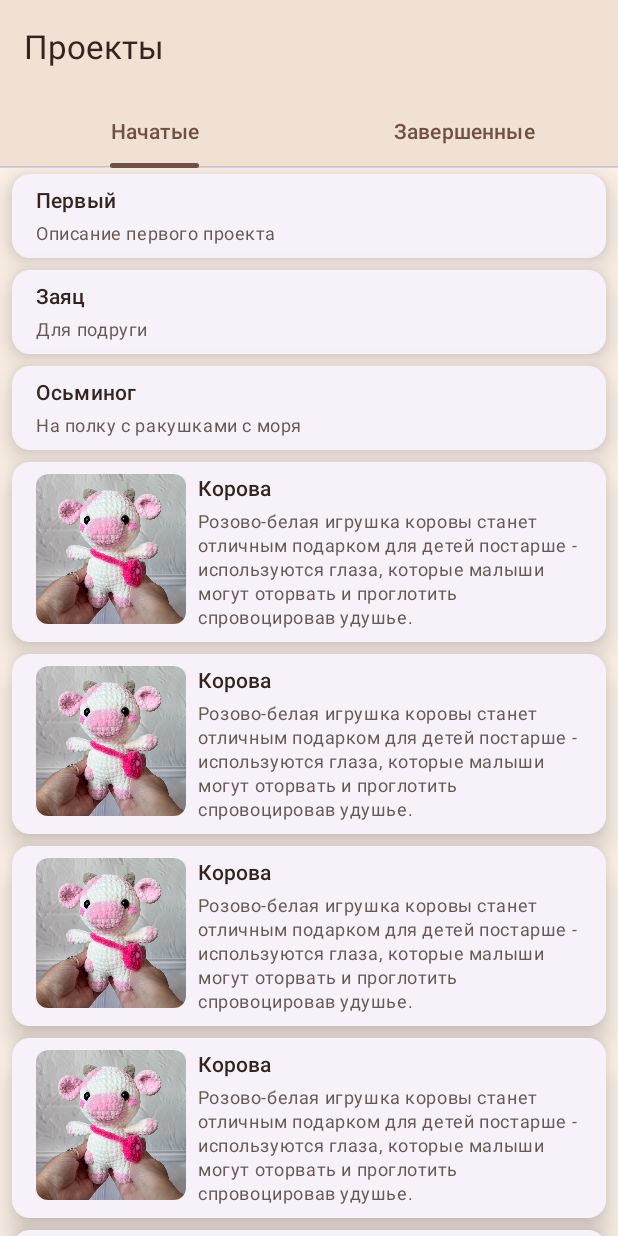
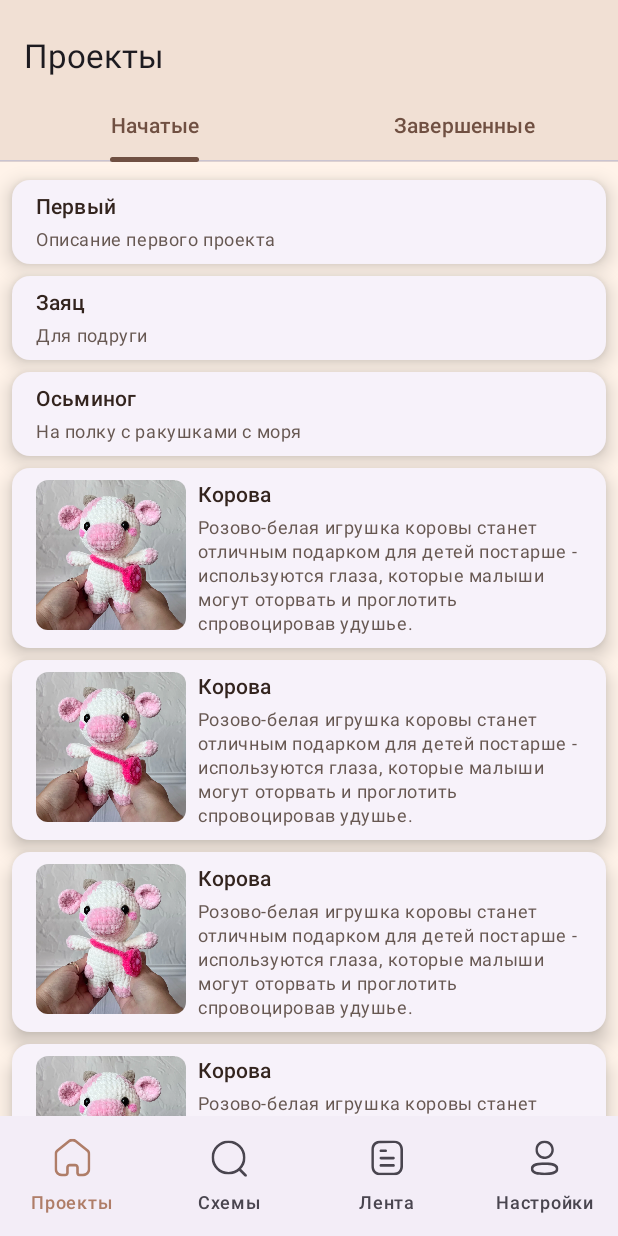
Before and after one commit to Frogog/Crochetick, an Android app built with Jetpack Compose: the screen it shows after launch (MainActivity), on a phone screen of 412 x 824 dp. Run offline under Robolectric (Android 15) with nearby library versions, the light colour scheme and no system bars.

Commit message:
Интерфей экрана проектов готов

```diff
--- /dev/null
+++ b/app/src/main/java/com/example/crochetick/Classes/NavData.kt
@@ -0,0 +1,8 @@
+package com.example.crochetick.Classes
+
+data class NavData(
+    var title: String,
+    var icon: Int,
+    //var selectedIcon: ImageVector,
+    //var unselectedIcon: ImageVector
+)
--- a/app/src/main/java/com/example/crochetick/Classes/ProjectData.kt
+++ b/app/src/main/java/com/example/crochetick/Classes/ProjectData.kt
@@ -7,5 +7,5 @@
     var ended:Boolean,
     var startDate:String,
     var endDate:String,
-    var HasImage:Boolean = false, //Временная переменная
+    var hasImage:Boolean = false, //Временная переменная
 )
--- a/app/src/main/java/com/example/crochetick/ComposePreviewActivity.kt
+++ b/app/src/main/java/com/example/crochetick/ComposePreviewActivity.kt
@@ -2,11 +2,7 @@
 import android.annotation.SuppressLint
 import androidx.compose.foundation.layout.Column
 import androidx.compose.foundation.layout.fillMaxSize
-import androidx.compose.foundation.layout.padding
-import androidx.compose.material3.ExperimentalMaterial3Api
 import androidx.compose.material3.Scaffold
-import androidx.compose.material3.Text
-import androidx.compose.material3.TopAppBar
 import androidx.compose.runtime.Composable
 import androidx.compose.ui.Modifier
 import androidx.compose.ui.tooling.preview.Preview
@@ -20,7 +16,7 @@
         Scaffold(
             modifier = Modifier.fillMaxSize()
         ) {
-            ProjectTopBar(
+            CustompProjectTopBar(
                 title = "Проекты"
             )
         }
@@ -37,7 +33,6 @@
             modifier = Modifier.fillMaxSize(),
         ){
             Column {
-                ProjectTabRow()
             }
         }
     }
--- a/app/src/main/java/com/example/crochetick/MainActivity.kt
+++ b/app/src/main/java/com/example/crochetick/MainActivity.kt
@@ -1,6 +1,5 @@
 package com.example.crochetick
 
-import android.annotation.SuppressLint
 import android.os.Bundle
 import androidx.activity.ComponentActivity
 import androidx.activity.compose.setContent
@@ -9,24 +8,25 @@
 import androidx.compose.foundation.background
 import androidx.compose.foundation.layout.Column
 import androidx.compose.foundation.layout.Row
-import androidx.compose.foundation.layout.defaultMinSize
+import androidx.compose.foundation.layout.Spacer
 import androidx.compose.foundation.layout.fillMaxSize
 import androidx.compose.foundation.layout.fillMaxWidth
+import androidx.compose.foundation.layout.height
 import androidx.compose.foundation.layout.padding
 import androidx.compose.foundation.layout.size
 import androidx.compose.foundation.lazy.LazyColumn
+import androidx.compose.foundation.lazy.itemsIndexed
 import androidx.compose.foundation.shape.RoundedCornerShape
 import androidx.compose.material3.CardDefaults
 import androidx.compose.material3.ElevatedCard
 import androidx.compose.material3.ExperimentalMaterial3Api
 import androidx.compose.material3.MaterialTheme
+import androidx.compose.material3.NavigationBar
+import androidx.compose.material3.NavigationBarItem
 import androidx.compose.material3.PrimaryTabRow
-import androidx.compose.material3.Scaffold
-import androidx.compose.material3.SmallTopAppBar
 import androidx.compose.material3.Surface
 import androidx.compose.material3.Tab
 import androidx.compose.material3.Text
-import androidx.compose.material3.TopAppBar
 import androidx.compose.runtime.Composable
 import androidx.compose.runtime.getValue
 import androidx.compose.runtime.mutableIntStateOf
@@ -34,17 +34,29 @@
 import androidx.compose.runtime.setValue
 import androidx.compose.ui.Modifier
 import androidx.compose.ui.draw.clip
-import androidx.compose.ui.graphics.Color
 import androidx.compose.ui.layout.ContentScale
 import androidx.compose.ui.res.painterResource
 import androidx.compose.ui.tooling.preview.Preview
 import androidx.compose.ui.unit.dp
+import com.example.crochetick.Classes.NavData
 import com.example.crochetick.Classes.ProjectData
 import com.example.crochetick.Classes.TabData
 import com.example.crochetick.MainActivity.Companion.projectDataArrays
 import com.example.crochetick.MainActivity.Companion.tabDataArrays
 import com.example.crochetick.ui.theme.OnCardSurfaceSecondBrown
 import com.example.crochetick.ui.theme.CrochetickTheme
+import androidx.compose.material3.Icon
+import androidx.compose.material3.NavigationBarItemDefaults
+import androidx.compose.material3.Scaffold
+import androidx.compose.runtime.saveable.rememberSaveable
+import androidx.compose.ui.Alignment
+import androidx.compose.ui.graphics.Color
+import androidx.compose.ui.graphics.vector.ImageVector
+import androidx.compose.ui.res.vectorResource
+import com.example.crochetick.MainActivity.Companion.navDataArrays
+import com.example.crochetick.ui.theme.CardSurfaceBrown
+import com.example.crochetick.ui.theme.NavBarSelectedColor
+
 
 class MainActivity : ComponentActivity() {
     companion object {
@@ -64,10 +76,18 @@
                 false,"04.12.2024","05.12.2024", true),
             ProjectData(3,"Корова","Розово-белая игрушка коровы станет отличным подарком для детей постарше - используются глаза, которые малыши могут оторвать и проглотить спровоцировав удушье. ",
                 false,"04.12.2024","05.12.2024", true),
+            ProjectData(3,"Корова","Розово-белая игрушка коровы станет отличным подарком для детей постарше - используются глаза, которые малыши могут оторвать и проглотить спровоцировав удушье. ",
+                false,"04.12.2024","05.12.2024", true),
         )
         val tabDataArrays:List<TabData> = listOf(
             TabData(0,"Начатые"),
             TabData(1,"Завершенные")
+        )
+        val navDataArrays:List<NavData> = listOf(
+            NavData("Проекты",R.drawable.home),
+            NavData("Схемы",R.drawable.search),
+            NavData("Лента",R.drawable.document),
+            NavData("Настройки",R.drawable.profile),
         )
     }
 
@@ -77,20 +97,19 @@
         enableEdgeToEdge()
         setContent {
             CrochetickTheme {
-                Scaffold(
-                    modifier = Modifier.fillMaxSize(),
-                    topBar = { ProjectTopBar("Проекты") }
-                ) { innerPadding ->
-                    Column(modifier = Modifier.padding(innerPadding)) {
+                Scaffold (
+                    topBar = { CustompProjectTopBar("Проекты") },
+                    bottomBar = { ProjectBottomBar()}
+                ){innerPadding->
+                    Column(modifier = Modifier.padding(innerPadding)){
                         ProjectTabRow()
                         LazyColumn(modifier = Modifier.fillMaxSize()) {
-                            projectDataArrays.forEach { element->
-                                item{
-                                    ProjectCard(
-                                        item = element,
-                                        modifier = Modifier.padding(innerPadding)
-                                    )
-                                }
+                            itemsIndexed(projectDataArrays){index, item ->
+                                if (index==0) Spacer(modifier = Modifier.height(8.dp))
+                                ProjectCard(
+                                    item = item,
+                                )
+                                if (index== projectDataArrays.size-1) Spacer(modifier = Modifier.height(8.dp))
                             }
                         }
                     }
@@ -100,15 +119,21 @@
     }
 }
 
-@OptIn(ExperimentalMaterial3Api::class)
 @Composable
-fun ProjectTopBar(title:String){
-    TopAppBar(
-        title = {
-            Text(text = title)
-        },
-        modifier = Modifier.padding()
-    )
+fun CustompProjectTopBar(title: String){
+    Row(
+        modifier = Modifier
+            .fillMaxWidth()
+            .background(CardSurfaceBrown)
+            .padding(top = 24.dp,bottom = 8.dp),
+        verticalAlignment = Alignment.CenterVertically,
+    ) {
+        Text(
+            text = title,
+            modifier = Modifier.padding(start = 16.dp),
+            style = MaterialTheme.typography.titleLarge
+        )
+    }
 }
 
 @OptIn(ExperimentalMaterial3Api::class)
@@ -119,7 +144,7 @@
     }
     PrimaryTabRow(
         selectedTabIndex = selectedTabIndex,
-
+        modifier = Modifier.padding()
     ) {
         tabDataArrays.forEachIndexed{ index, item ->
             Tab(
@@ -137,16 +162,16 @@
 }
 
 @Composable
-fun ProjectCard(item:ProjectData, modifier: Modifier = Modifier) {
+fun ProjectCard(item:ProjectData) {
     CrochetickTheme {
         ElevatedCard(modifier = Modifier
             .fillMaxWidth()
             .padding(horizontal = 8.dp, vertical = 4.dp),
-            elevation = CardDefaults.elevatedCardElevation(12.dp)
+            elevation = CardDefaults.elevatedCardElevation(8.dp)
         )
         {
             Row(modifier = Modifier.padding(horizontal = 16.dp, vertical = 8.dp)){
-                if (item.HasImage){
+                if (item.hasImage){
                     Column(modifier= Modifier.padding(end = 8.dp)) {
                         Image(
                             painter = painterResource(id = R.drawable.cow),
@@ -176,24 +201,84 @@
     }
 }
 
+@OptIn(ExperimentalMaterial3Api::class)
+@Composable
+fun ProjectBottomBar(){
+    var selectedNavIndex by rememberSaveable() {
+        mutableIntStateOf(0)
+    }
+    NavigationBar(
+    ) {
+        navDataArrays.forEachIndexed{index, item ->
+            NavigationBarItem(
+                selected = selectedNavIndex==index,
+                onClick = {
+                    selectedNavIndex =index
+                },
+                icon = {
+                    Icon(
+                        imageVector = ImageVector.vectorResource(item.icon),
+                        contentDescription = "Проекты"
+                    )
+                },
+                label = {
+                    Text(item.title)
+                },
+                colors = NavigationBarItemDefaults.colors(
+                    indicatorColor = Color.Transparent,
+                    selectedIconColor = NavBarSelectedColor,
+                    selectedTextColor = NavBarSelectedColor
+                )
+            )
+        }
+        /*NavigationBarItem(
+            selected = true,
+            onClick = {},
+            icon = {
+                Icon(
+                    imageVector = ImageVector.vectorResource(R.drawable.home),
+                    contentDescription = "Проекты"
+                )
+            },
+            label = {
+                Text("Проекты")
+            },
+            colors = NavigationBarItemDefaults.colors(
+                indicatorColor = Color.Transparent
+            )
+        )*/
+    }
+}
+
+@Preview(showBackground = true)
+@Composable
+fun ProjectBottomBarPreview(){
+    CrochetickTheme {
+        Surface(modifier = Modifier.fillMaxSize()) {
+            Column {
+                ProjectBottomBar()
+            }
+        }
+    }
+}
+
 @Preview(showBackground = true)
 @Composable
 fun MainPreview() {
     CrochetickTheme {
-        Scaffold(
-            modifier = Modifier.fillMaxSize(),
-            topBar = { ProjectTopBar("Проекты") }
-        ) { innerPadding ->
-            Column(modifier = Modifier.padding(innerPadding)) {
+        Scaffold (
+            topBar = { CustompProjectTopBar("Проекты") },
+            bottomBar = { ProjectBottomBar()}
+        ){innerPadding->
+            Column(modifier = Modifier.padding(innerPadding)){
                 ProjectTabRow()
                 LazyColumn(modifier = Modifier.fillMaxSize()) {
-                    projectDataArrays.forEach { element->
-                        item{
-                            ProjectCard(
-                                item = element,
-                                modifier = Modifier.padding(innerPadding)
-                            )
-                        }
+                    itemsIndexed(projectDataArrays){index, item ->
+                        if (index==0) Spacer(modifier = Modifier.height(8.dp))
+                        ProjectCard(
+                            item = item,
+                        )
+                        if (index== projectDataArrays.size-1) Spacer(modifier = Modifier.height(8.dp))
                     }
                 }
             }
--- /dev/null
+++ b/app/src/main/java/com/example/crochetick/TrashCan/TrashCompos.kt
@@ -0,0 +1,4 @@
+package com.example.crochetick.TrashCan
+
+class TrashCompos {
+}
--- a/app/src/main/java/com/example/crochetick/ui/theme/Color.kt
+++ b/app/src/main/java/com/example/crochetick/ui/theme/Color.kt
@@ -15,3 +15,4 @@
 val OnCardSurfaceFirstBrown = Color(0xFF33241E)
 val OnCardSurfaceSecondBrown = Color(0xFF675852)
 val PrimaryBrown = Color(0xFF705042)
+val NavBarSelectedColor = Color(0xFFAF7D68)
--- /dev/null
+++ b/app/src/main/res/drawable/document.xml
@@ -0,0 +1,27 @@
+<vector xmlns:android="http://schemas.android.com/apk/res/android"
+    android:width="28dp"
+    android:height="28dp"
+    android:viewportWidth="28"
+    android:viewportHeight="28">
+  <path
+      android:pathData="M18.335,19.803H9.912C9.429,19.803 9.037,19.411 9.037,18.928C9.037,18.445 9.429,18.053 9.912,18.053H18.335C18.818,18.053 19.21,18.445 19.21,18.928C19.21,19.411 18.818,19.803 18.335,19.803Z"
+      android:fillColor="#675852"
+      android:fillType="evenOdd"/>
+  <path
+      android:pathData="M18.335,14.918H9.912C9.429,14.918 9.037,14.526 9.037,14.043C9.037,13.561 9.429,13.168 9.912,13.168H18.335C18.818,13.168 19.21,13.561 19.21,14.043C19.21,14.526 18.818,14.918 18.335,14.918Z"
+      android:fillColor="#675852"
+      android:fillType="evenOdd"/>
+  <path
+      android:pathData="M13.126,10.045H9.911C9.428,10.045 9.036,9.654 9.036,9.171C9.036,8.688 9.428,8.296 9.911,8.296H13.126C13.609,8.296 14.001,8.688 14.001,9.171C14.001,9.654 13.609,10.045 13.126,10.045Z"
+      android:fillColor="#675852"
+      android:fillType="evenOdd"/>
+  <group>
+    <clip-path
+        android:pathData="M3.5,2.334H24.692V25.562H3.5V2.334Z"
+        android:fillType="evenOdd"/>
+    <path
+        android:pathData="M18.56,4.083L9.59,4.088C6.874,4.104 5.25,5.784 5.25,8.583V19.312C5.25,22.129 6.889,23.812 9.632,23.812L18.602,23.808C21.318,23.792 22.942,22.11 22.942,19.312V8.583C22.942,5.766 21.304,4.083 18.56,4.083ZM9.633,25.562C5.965,25.562 3.5,23.05 3.5,19.312V8.583C3.5,4.811 5.888,2.36 9.584,2.338L18.559,2.333H18.56C22.228,2.333 24.692,4.845 24.692,8.583V19.312C24.692,23.083 22.304,25.535 18.608,25.558L9.633,25.562Z"
+        android:fillColor="#675852"
+        android:fillType="evenOdd"/>
+  </group>
+</vector>
--- /dev/null
+++ b/app/src/main/res/drawable/home.xml
@@ -0,0 +1,15 @@
+<vector xmlns:android="http://schemas.android.com/apk/res/android"
+    android:width="28dp"
+    android:height="28dp"
+    android:viewportWidth="28"
+    android:viewportHeight="28">
+  <group>
+    <clip-path
+        android:pathData="M2.333,1.167H26.25V26.256H2.333V1.167Z"
+        android:fillType="evenOdd"/>
+    <path
+        android:pathData="M16.003,17.84C17.408,17.84 18.551,18.975 18.551,20.37V23.959C18.551,24.259 18.791,24.499 19.099,24.506H21.323C23.075,24.506 24.5,23.099 24.5,21.37V11.192C24.492,10.597 24.208,10.037 23.722,9.665L16.03,3.531C14.997,2.713 13.553,2.713 12.517,3.533L4.878,9.663C4.372,10.047 4.089,10.606 4.083,11.212V21.37C4.083,23.099 5.508,24.506 7.26,24.506H9.505C9.821,24.506 10.077,24.255 10.077,23.947C10.077,23.88 10.086,23.812 10.1,23.748V20.37C10.1,18.983 11.236,17.849 12.63,17.84H16.003ZM21.323,26.256H19.078C17.793,26.226 16.801,25.217 16.801,23.959V20.37C16.801,19.94 16.443,19.59 16.003,19.59H12.636C12.205,19.592 11.85,19.943 11.85,20.37V23.947C11.85,24.035 11.838,24.119 11.813,24.198C11.687,25.353 10.7,26.256 9.505,26.256H7.26C4.543,26.256 2.333,24.064 2.333,21.37V11.204C2.345,10.044 2.879,8.983 3.802,8.284L11.426,2.165C13.105,0.835 15.444,0.835 17.119,2.162L24.798,8.287C25.7,8.974 26.235,10.034 26.25,11.179V21.37C26.25,24.064 24.04,26.256 21.323,26.256Z"
+        android:fillColor="#705042"
+        android:fillType="evenOdd"/>
+  </group>
+</vector>
--- /dev/null
+++ b/app/src/main/res/drawable/profile.xml
@@ -0,0 +1,24 @@
+<vector xmlns:android="http://schemas.android.com/apk/res/android"
+    android:width="29dp"
+    android:height="28dp"
+    android:viewportWidth="29"
+    android:viewportHeight="28">
+  <group>
+    <clip-path
+        android:pathData="M5.167,16.912H23.646V25.515H5.167V16.912Z"
+        android:fillType="evenOdd"/>
+    <path
+        android:pathData="M14.408,18.662C9.437,18.662 6.917,19.516 6.917,21.202C6.917,22.903 9.437,23.765 14.408,23.765C19.378,23.765 21.896,22.911 21.896,21.225C21.896,19.524 19.378,18.662 14.408,18.662ZM14.408,25.515C12.122,25.515 5.167,25.515 5.167,21.202C5.167,17.357 10.441,16.912 14.408,16.912C16.693,16.912 23.646,16.912 23.646,21.225C23.646,25.071 18.373,25.515 14.408,25.515Z"
+        android:fillColor="#675852"
+        android:fillType="evenOdd"/>
+  </group>
+  <group>
+    <clip-path
+        android:pathData="M8.212,2.333H20.601V14.722H8.212V2.333Z"
+        android:fillType="evenOdd"/>
+    <path
+        android:pathData="M14.408,3.999C11.91,3.999 9.878,6.03 9.878,8.528C9.869,11.018 11.887,13.048 14.374,13.057L14.408,13.89V13.057C16.904,13.057 18.935,11.025 18.935,8.528C18.935,6.03 16.904,3.999 14.408,3.999ZM14.408,14.722H14.37C10.961,14.711 8.2,11.931 8.212,8.525C8.212,5.112 10.991,2.333 14.408,2.333C17.824,2.333 20.601,5.112 20.601,8.528C20.601,11.944 17.824,14.722 14.408,14.722Z"
+        android:fillColor="#675852"
+        android:fillType="evenOdd"/>
+  </group>
+</vector>
--- /dev/null
+++ b/app/src/main/res/drawable/search.xml
@@ -0,0 +1,24 @@
+<vector xmlns:android="http://schemas.android.com/apk/res/android"
+    android:width="28dp"
+    android:height="28dp"
+    android:viewportWidth="28"
+    android:viewportHeight="28">
+  <group>
+    <clip-path
+        android:pathData="M2.333,2.333H25.056V25.056H2.333V2.333Z"
+        android:fillType="evenOdd"/>
+    <path
+        android:pathData="M13.695,4.083C8.395,4.083 4.083,8.394 4.083,13.694C4.083,18.994 8.395,23.306 13.695,23.306C18.994,23.306 23.306,18.994 23.306,13.694C23.306,8.394 18.994,4.083 13.695,4.083ZM13.695,25.056C7.43,25.056 2.333,19.959 2.333,13.694C2.333,7.429 7.43,2.333 13.695,2.333C19.96,2.333 25.056,7.429 25.056,13.694C25.056,19.959 19.96,25.056 13.695,25.056Z"
+        android:fillColor="#675852"
+        android:fillType="evenOdd"/>
+  </group>
+  <group>
+    <clip-path
+        android:pathData="M20.113,20.658H25.975V26.509H20.113V20.658Z"
+        android:fillType="evenOdd"/>
+    <path
+        android:pathData="M25.1,26.509C24.877,26.509 24.653,26.424 24.482,26.253L20.37,22.154C20.028,21.812 20.027,21.258 20.369,20.916C20.71,20.572 21.264,20.574 21.607,20.913L25.718,25.014C26.06,25.356 26.061,25.909 25.719,26.251C25.549,26.424 25.324,26.509 25.1,26.509Z"
+        android:fillColor="#675852"
+        android:fillType="evenOdd"/>
+  </group>
+</vector>
```
